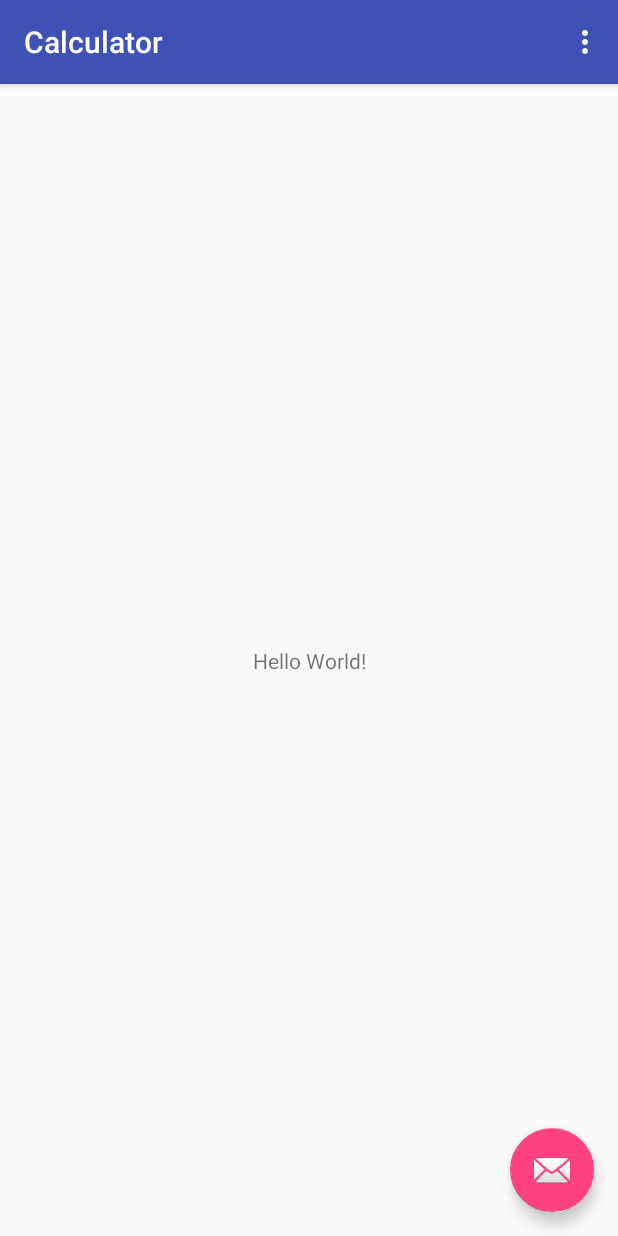
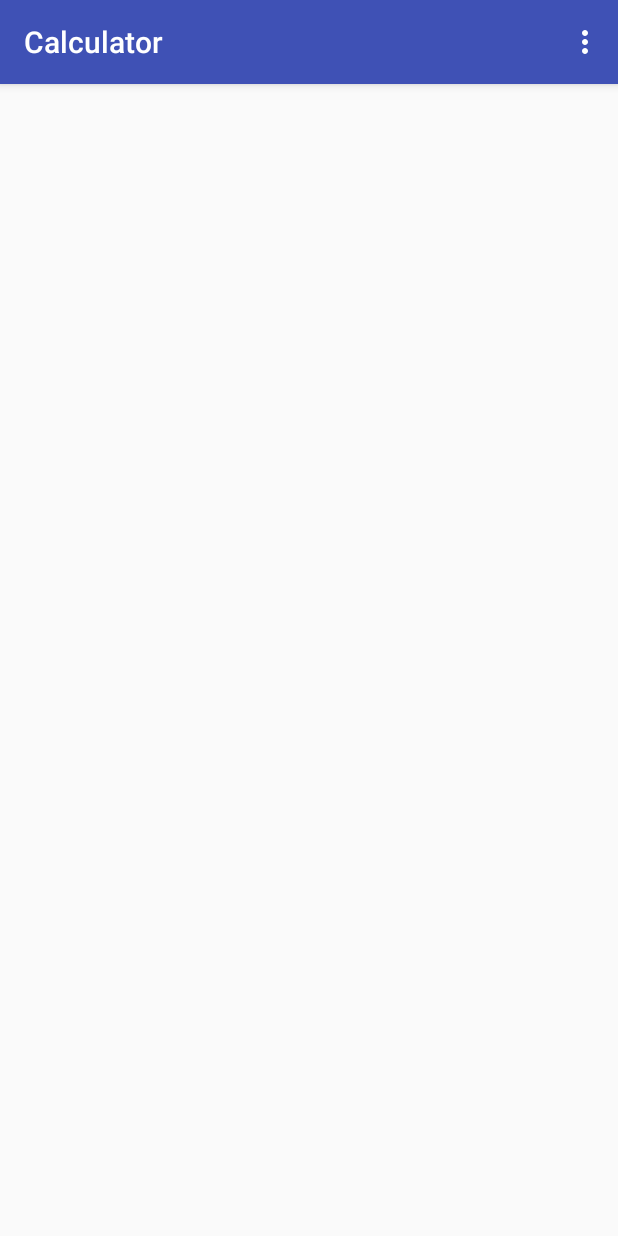
Before and after one commit to INFJakZda/Calculator, an Android app: the screen it shows after launch (MainActivity), on a phone screen of 412 x 824 dp. Run offline under Robolectric (Android 15) with nearby library versions, the phone set to English and light mode, and no system bars; our stand-ins replace data binding.

```diff
--- a/app/build.gradle
+++ b/app/build.gradle
@@ -6,6 +6,7 @@ apply plugin: 'kotlin-android-extensions'
 
 android {
     compileSdkVersion 27
+    dataBinding.enabled = true
     defaultConfig {
         applicationId "com.zdano.calculator"
         minSdkVersion 15
@@ -16,6 +17,7 @@ android {
     }
     buildTypes {
         release {
+            crunchPngs false
             minifyEnabled false
             proguardFiles getDefaultProguardFile('proguard-android.txt'), 'proguard-rules.pro'
         }
--- a/app/src/main/java/com/zdano/calculator/MainActivity.kt
+++ b/app/src/main/java/com/zdano/calculator/MainActivity.kt
@@ -15,10 +15,6 @@ class MainActivity : AppCompatActivity() {
         setContentView(R.layout.activity_main)
         setSupportActionBar(toolbar)
 
-        fab.setOnClickListener { view ->
-            Snackbar.make(view, "Replace with your own action", Snackbar.LENGTH_LONG)
-                    .setAction("Action", null).show()
-        }
     }
 
     override fun onCreateOptionsMenu(menu: Menu): Boolean {
--- a/app/src/main/res/layout/activity_main.xml
+++ b/app/src/main/res/layout/activity_main.xml
@@ -21,13 +21,4 @@
     </android.support.design.widget.AppBarLayout>
 
     <include layout="@layout/content_main" />
-
-    <android.support.design.widget.FloatingActionButton
-        android:id="@+id/fab"
-        android:layout_width="wrap_content"
-        android:layout_height="wrap_content"
-        android:layout_gravity="bottom|end"
-        android:layout_margin="@dimen/fab_margin"
-        app:srcCompat="@android:drawable/ic_dialog_email" />
-
 </android.support.design.widget.CoordinatorLayout>
--- a/app/src/main/res/layout/content_main.xml
+++ b/app/src/main/res/layout/content_main.xml
@@ -1,4 +1,5 @@
 <?xml version="1.0" encoding="utf-8"?>
+<layout>
     <android.support.constraint.ConstraintLayout xmlns:android="http://schemas.android.com/apk/res/android"
         xmlns:app="http://schemas.android.com/apk/res-auto"
         xmlns:tools="http://schemas.android.com/tools"
@@ -8,13 +9,5 @@
         tools:context=".MainActivity"
         tools:showIn="@layout/activity_main">
 
-    <TextView
-        android:layout_width="wrap_content"
-        android:layout_height="wrap_content"
-        android:text="Hello World!"
-        app:layout_constraintBottom_toBottomOf="parent"
-        app:layout_constraintLeft_toLeftOf="parent"
-        app:layout_constraintRight_toRightOf="parent"
-        app:layout_constraintTop_toTopOf="parent" />
-
     </android.support.constraint.ConstraintLayout>
+</layout>
```
Lines whose indentation alone changed are shown as unchanged.
